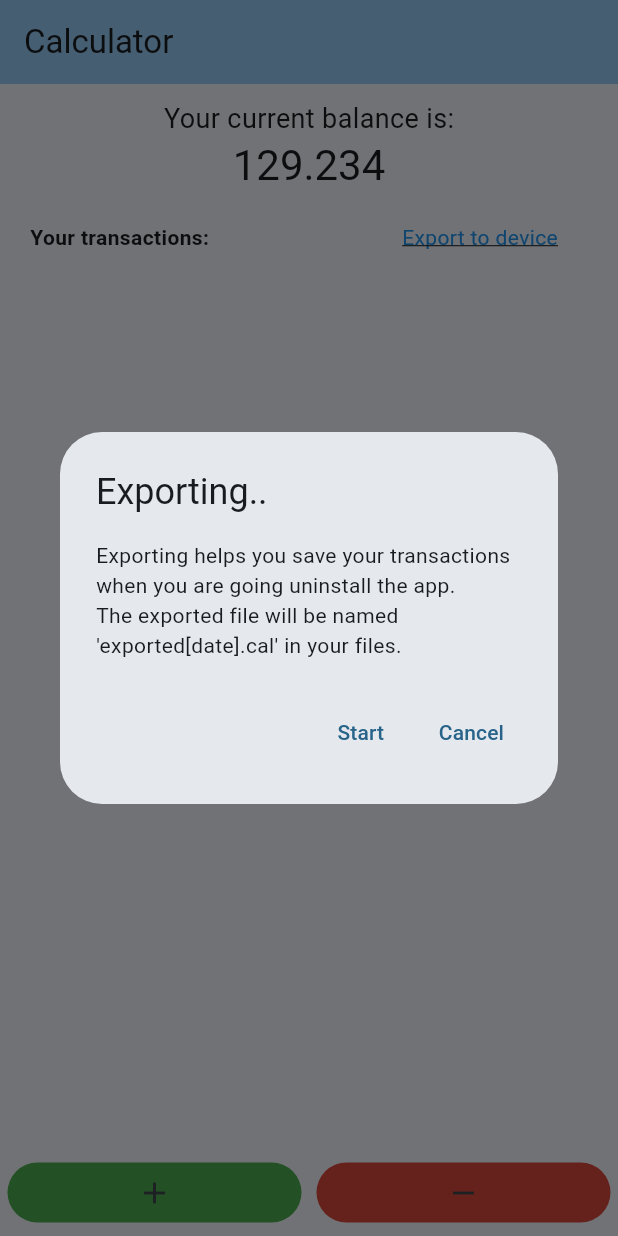
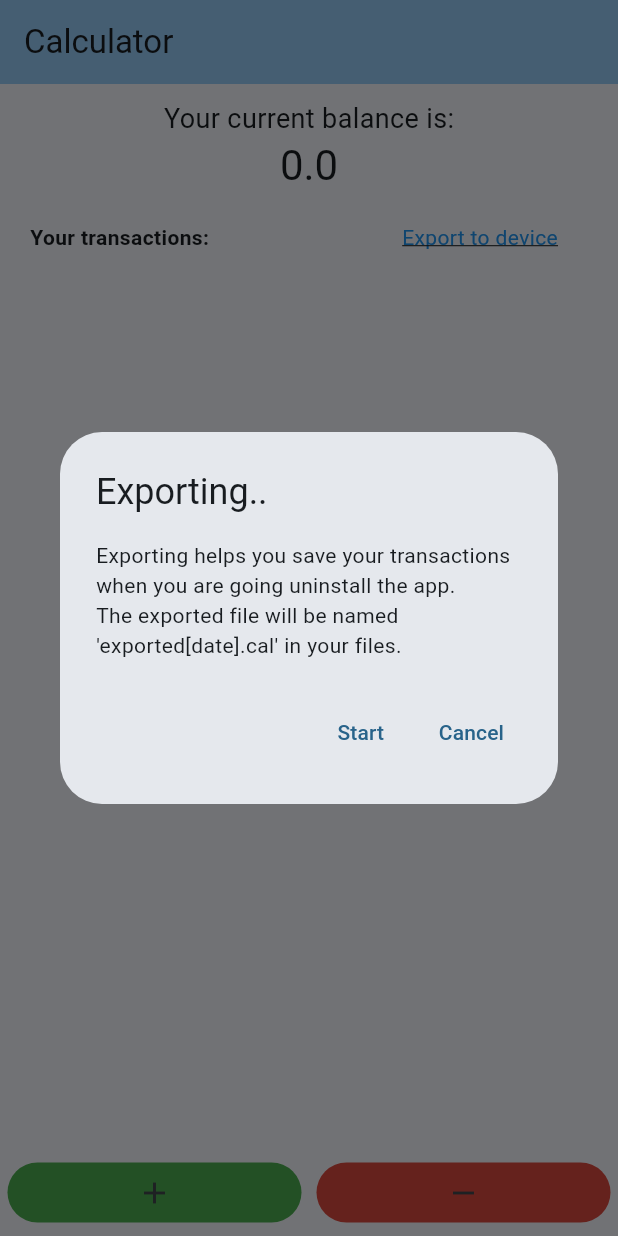
Before and after one commit to ahmed-debbech/expense-calc, a Flutter app: the screen it shows after launch, after a tap on "Export to device", on a phone screen of 412 x 824 dp. Run offline on Flutter 3.47's test engine with Material 3 defaults, Android fonts, the phone set to English and light mode, and no system bars; our stand-ins replace sqflite, timeago; accounts and stored records are empty.

```diff
--- a/lib/logic/TrxService.dart
+++ b/lib/logic/TrxService.dart
@@ -14,8 +14,25 @@ class TrxService {
   }
 
   void editTrx(String time, String name, double amount, bool isAdd) async {
-    print("enterin");
     Trx x = Trx(name: name, time: time, amount: amount, type: isAdd);
     await editTrxDB(time, x);
   }
+
+  void delete(String time) async {
+    await deleteDb(time);
+  }
+
+  Future<double> balanceIt() async{
+    double b = 0;
+    List<Trx> tt = await getAllDbSorted();
+    if(tt.length == 0) return 0;
+
+    for(int j=0; j<=tt.length-1; j++){
+      if(tt[j].type)
+        b = b + tt[j].amount;
+      if(!tt[j].type)
+        b = b - tt[j].amount;
+    }
+    return b;
+  }
 }
--- a/lib/main.dart
+++ b/lib/main.dart
@@ -49,6 +49,7 @@ class _MyHomePageState extends State<MyHomePage> {
 
   String sub_howMuch = "";
   String sub_whatIs = "";
+  String balance = "0";
 
   @override
   void initState() {
@@ -93,7 +94,7 @@ class _MyHomePageState extends State<MyHomePage> {
               'Your current balance is:',
             ),
             Text(
-              '129.234',
+              balance,
               style: Theme.of(context).textTheme.headlineMedium,
             ),
             Container(
@@ -167,14 +168,19 @@ class _MyHomePageState extends State<MyHomePage> {
             name: list[i].name,
             time: list[i].time,
             amount: list[i].amount,
-            isAdd: list[i].type));
+            isAdd: list[i].type,
+            onPop: _onChildPop));
       }
       setState(() {
         this.trx = txs;
       });
     });
+    ts.balanceIt().then((value) => setState((){this.balance = value.toString();}));
   }
-
+  void _onChildPop() {
+    print("eee");
+    _renderTransactions();
+  }
   _done(bool isAdd) {
     if (isAdd) {
       print(add_whatIs);
```
Also changed, not shown: lib/data/db.dart (+9 -2 lines), lib/transaction.dart (+41 -45 lines).
